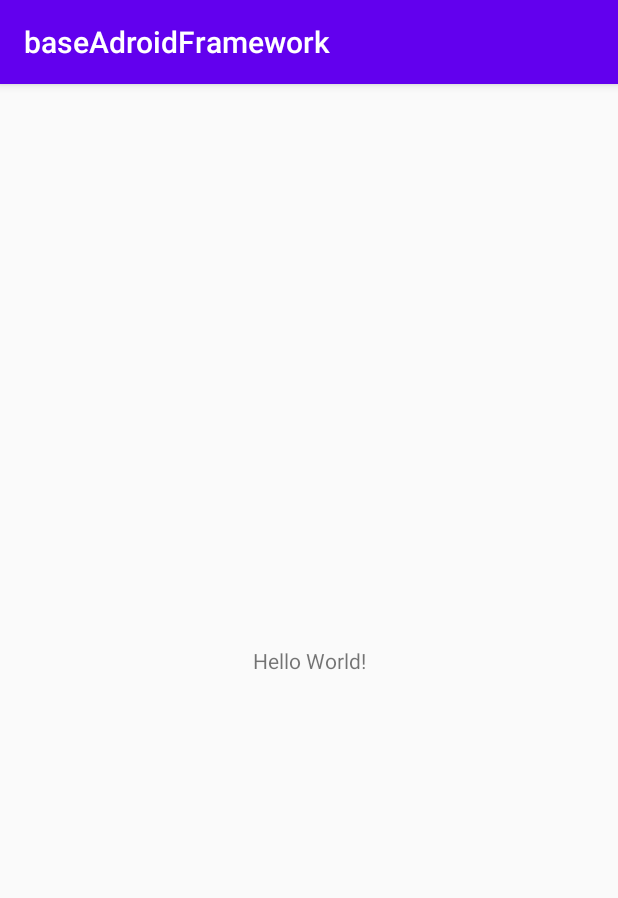
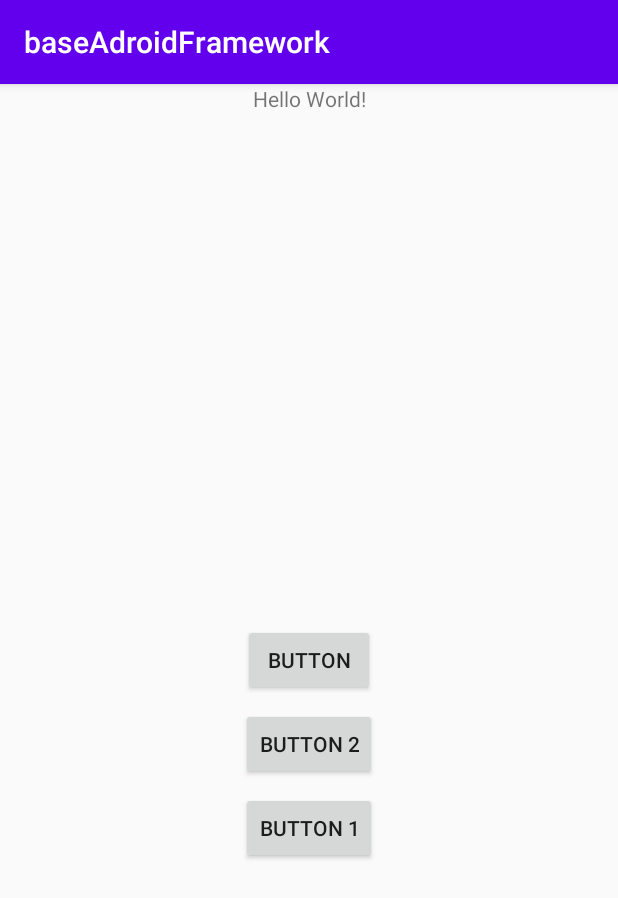
Before and after one commit to Serduk/baseAndroidFramework, an Android app: the screen it shows after launch (MainActivity before the commit, MainView after it), on a phone screen of 412 x 824 dp. Shown: the top 898 px of the screen. Run offline under Robolectric (Android 15) with nearby library versions, the phone set to English and light mode, and no system bars; 1 statement that could not run was skipped.

Commit message:
TODO: Complete main screen

```diff
--- /dev/null
+++ b/app/src/main/java/com/sserdiuk/baseadroidframework/BaseActivity.kt
@@ -0,0 +1,6 @@
+package com.sserdiuk.baseadroidframework
+
+import androidx.appcompat.app.AppCompatActivity
+
+// All activities should be extended from this
+open class BaseActivity : AppCompatActivity()
--- a/app/src/main/java/com/sserdiuk/baseadroidframework/MainActivity.kt
+++ /dev/null
@@ -1,12 +0,0 @@
-package com.sserdiuk.baseadroidframework
-
-import androidx.appcompat.app.AppCompatActivity
-import android.os.Bundle
-
-class MainActivity : AppCompatActivity() {
-
-    override fun onCreate(savedInstanceState: Bundle?) {
-        super.onCreate(savedInstanceState)
-        setContentView(R.layout.activity_main)
-    }
-}
--- /dev/null
+++ b/app/src/main/java/com/sserdiuk/baseadroidframework/screens/main/MainCallbacks.kt
@@ -0,0 +1,6 @@
+package com.sserdiuk.baseadroidframework.screens.main
+
+interface MainCallbacks {
+    fun buttonClicked()
+    fun button1Clicked()
+}
--- /dev/null
+++ b/app/src/main/java/com/sserdiuk/baseadroidframework/screens/main/MainPresenter.kt
@@ -0,0 +1,4 @@
+package com.sserdiuk.baseadroidframework.screens.main
+
+class MainPresenter {
+}
--- /dev/null
+++ b/app/src/main/java/com/sserdiuk/baseadroidframework/screens/main/MainRouter.kt
@@ -0,0 +1,5 @@
+package com.sserdiuk.baseadroidframework.screens.main
+
+interface MainRouter {
+    fun navigateToScreenShouldBe()
+}
--- /dev/null
+++ b/app/src/main/java/com/sserdiuk/baseadroidframework/screens/main/MainView.kt
@@ -0,0 +1,24 @@
+package com.sserdiuk.baseadroidframework.screens.main
+
+import androidx.appcompat.app.AppCompatActivity
+import android.os.Bundle
+import com.sserdiuk.baseadroidframework.R
+
+class MainView : AppCompatActivity(), MainRouter, MainCallbacks {
+    override fun buttonClicked() {
+        TODO("not implemented") //To change body of created functions use File | Settings | File Templates.
+    }
+
+    override fun button1Clicked() {
+        TODO("not implemented") //To change body of created functions use File | Settings | File Templates.
+    }
+
+    override fun navigateToScreenShouldBe() {
+        TODO("not implemented") //To change body of created functions use File | Settings | File Templates.
+    }
+
+    override fun onCreate(savedInstanceState: Bundle?) {
+        super.onCreate(savedInstanceState)
+        setContentView(R.layout.activity_main)
+    }
+}
--- a/app/src/main/res/layout/activity_main.xml
+++ b/app/src/main/res/layout/activity_main.xml
@@ -4,15 +4,45 @@
     xmlns:tools="http://schemas.android.com/tools"
     android:layout_width="match_parent"
     android:layout_height="match_parent"
-    tools:context=".MainActivity">
+    tools:context=".screens.main.MainView">
 
     <TextView
+        android:id="@+id/textView2"
         android:layout_width="wrap_content"
         android:layout_height="wrap_content"
         android:text="Hello World!"
-        app:layout_constraintBottom_toBottomOf="parent"
         app:layout_constraintLeft_toLeftOf="parent"
         app:layout_constraintRight_toRightOf="parent"
         app:layout_constraintTop_toTopOf="parent" />
 
+    <Button
+        android:id="@+id/button"
+        android:layout_width="wrap_content"
+        android:layout_height="wrap_content"
+        android:text="@string/button"
+        app:layout_constraintBottom_toBottomOf="parent"
+        app:layout_constraintEnd_toEndOf="parent"
+        app:layout_constraintStart_toStartOf="parent"
+        app:layout_constraintTop_toTopOf="parent" />
+
+    <Button
+        android:id="@+id/button2"
+        android:layout_width="wrap_content"
+        android:layout_height="wrap_content"
+        android:layout_marginTop="8dp"
+        android:text="@string/button_1"
+        app:layout_constraintEnd_toEndOf="@+id/button3"
+        app:layout_constraintStart_toStartOf="@+id/button3"
+        app:layout_constraintTop_toBottomOf="@+id/button3" />
+
+    <Button
+        android:id="@+id/button3"
+        android:layout_width="wrap_content"
+        android:layout_height="wrap_content"
+        android:layout_marginTop="8dp"
+        android:text="@string/button_2"
+        app:layout_constraintEnd_toEndOf="@+id/button"
+        app:layout_constraintStart_toStartOf="@+id/button"
+        app:layout_constraintTop_toBottomOf="@+id/button" />
+
 </androidx.constraintlayout.widget.ConstraintLayout>
--- a/app/src/main/res/values/strings.xml
+++ b/app/src/main/res/values/strings.xml
@@ -1,3 +1,6 @@
 <resources>
     <string name="app_name">baseAdroidFramework</string>
+    <string name="button">Button</string>
+    <string name="button_1">Button 1</string>
+    <string name="button_2">Button 2</string>
 </resources>
--- a/build.gradle
+++ b/build.gradle
@@ -5,10 +5,9 @@ buildscript {
     repositories {
         google()
         jcenter()
-
     }
     dependencies {
-        classpath 'com.android.tools.build:gradle:3.6.0-beta01'
+        classpath 'com.android.tools.build:gradle:3.6.0-beta03'
         classpath "org.jetbrains.kotlin:kotlin-gradle-plugin:$kotlin_version"
 
         // NOTE: Do not place your application dependencies here; they belong
@@ -20,7 +19,7 @@ allprojects {
     repositories {
         google()
         jcenter()
-
+        maven { url "https://jitpack.io" }
     }
 }
 
```
Also changed, not shown: app/build.gradle (+21 -1 lines), app/src/main/AndroidManifest.xml (+10 -1 lines), app/src/main/java/com/sserdiuk/baseadroidframework/App.kt (added, +29 -0 lines), app/src/main/java/com/sserdiuk/baseadroidframework/MVP.kt (added, +44 -0 lines), app/src/main/java/com/sserdiuk/baseadroidframework/screens/splash/SplashCallbacks.kt (added, +7 -0 lines), app/src/main/java/com/sserdiuk/baseadroidframework/screens/splash/SplashPresenter.kt (added, +10 -0 lines), app/src/main/java/com/sserdiuk/baseadroidframework/screens/splash/SplashRouter.kt (added, +7 -0 lines), app/src/main/java/com/sserdiuk/baseadroidframework/screens/splash/SplashView.kt (added, +33 -0 lines), app/src/main/res/layout/activity_splash.xml (added, +9 -0 lines).
